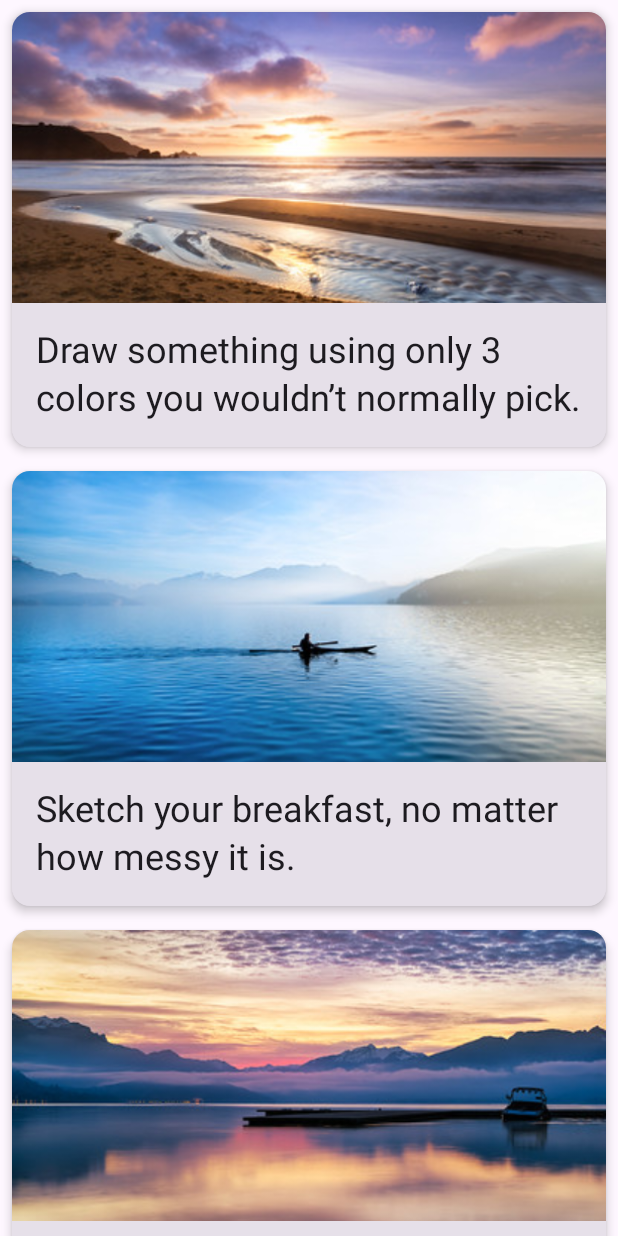
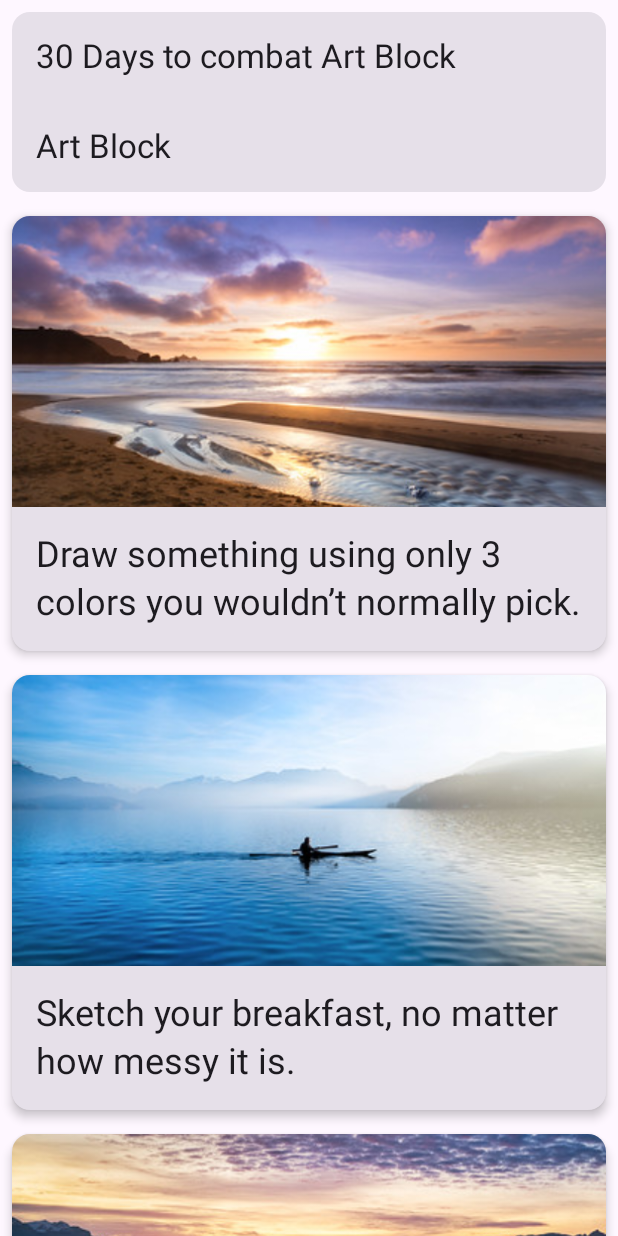
Before and after one commit to Vikyyz/30-days-app, an Android app built with Jetpack Compose: the screen it shows after launch (MainActivity), on a phone screen of 412 x 824 dp. Run offline under Robolectric (Android 15) with nearby library versions, the phone set to English and light mode, and no system bars.

Commit message:
added delete feature and header

```diff
--- a/app/src/main/java/com/example/a30daysapp/MainActivity.kt
+++ b/app/src/main/java/com/example/a30daysapp/MainActivity.kt
@@ -5,20 +5,40 @@ import androidx.activity.ComponentActivity
 import androidx.activity.compose.setContent
 import androidx.activity.enableEdgeToEdge
 import androidx.compose.foundation.Image
+import androidx.compose.foundation.layout.Arrangement
+import androidx.compose.foundation.layout.Box
 import androidx.compose.foundation.layout.Column
+import androidx.compose.foundation.layout.Row
 import androidx.compose.foundation.layout.fillMaxWidth
 import androidx.compose.foundation.layout.height
 import androidx.compose.foundation.layout.padding
 import androidx.compose.foundation.lazy.LazyColumn
+import androidx.compose.foundation.lazy.grid.GridCells
+import androidx.compose.foundation.lazy.grid.GridItemSpan
+import androidx.compose.foundation.lazy.grid.LazyVerticalGrid
+import androidx.compose.foundation.lazy.grid.items
 import androidx.compose.foundation.lazy.items
+import androidx.compose.material.icons.Icons
+import androidx.compose.material.icons.filled.Delete
 import androidx.compose.material3.Card
 import androidx.compose.material3.CardDefaults
+import androidx.compose.material3.ExperimentalMaterial3Api
+import androidx.compose.material3.Icon
 import androidx.compose.material3.MaterialTheme
 import androidx.compose.material3.Scaffold
+import androidx.compose.material3.SwipeToDismissBox
+import androidx.compose.material3.SwipeToDismissBoxValue
 import androidx.compose.material3.Text
+import androidx.compose.material3.rememberSwipeToDismissBoxState
 import androidx.compose.runtime.Composable
+import androidx.compose.runtime.getValue
+import androidx.compose.runtime.mutableStateOf
+import androidx.compose.runtime.remember
+import androidx.compose.runtime.setValue
 import androidx.compose.ui.Modifier
+import androidx.compose.ui.graphics.vector.ImageVector
 import androidx.compose.ui.layout.ContentScale
+import androidx.compose.ui.modifier.modifierLocalConsumer
 import androidx.compose.ui.res.painterResource
 import androidx.compose.ui.res.stringResource
 import androidx.compose.ui.tooling.preview.Preview
@@ -46,9 +66,44 @@ class MainActivity : ComponentActivity() {
     }
 }
 
+@OptIn(ExperimentalMaterial3Api::class)
 @Composable
 fun TipsCard(tip: Tip, modifier: Modifier = Modifier) {
+    var completed by remember { mutableStateOf(false) }
     Card(modifier = modifier.padding(8.dp), elevation = CardDefaults.cardElevation(defaultElevation = 4.dp)) {
+        val dismissState = rememberSwipeToDismissBoxState(
+            confirmValueChange = { value ->
+                if (value == SwipeToDismissBoxValue.EndToStart) {
+                    completed = true
+                    false
+                } else {
+                    true
+                }
+            }
+        )
+        SwipeToDismissBox (
+            state = dismissState,
+            enableDismissFromEndToStart = true,
+            backgroundContent = {
+                Box {
+                    Icon(
+                        imageVector = Icons.Default.Delete,
+                        contentDescription = "Delete tip"
+                    )
+                }
+            }
+        ) {
+            if (completed) {
+                Box(
+                    modifier = Modifier
+                        .fillMaxWidth()
+                        .height(194.dp)
+                        .padding(16.dp),
+                    contentAlignment = androidx.compose.ui.Alignment.Center
+                ) {
+                    Text(text = "You have completed this day's task")
+                }
+            } else {
                 Column {
                     Image(
                         painter = painterResource(tip.imageResourceId),
@@ -62,8 +117,10 @@ fun TipsCard(tip: Tip, modifier: Modifier = Modifier) {
                     Text (
                         text = stringResource(tip.stringResourceId),
                         modifier = Modifier.padding(16.dp),
-                style = MaterialTheme.typography.headlineSmall // aici trebuie sa fie h6
+                        style = MaterialTheme.typography.headlineSmall
                     )
+                }
+            }
         }
     }
 }
@@ -76,9 +133,33 @@ private fun TipsCardPreview () {
 
 @Composable
 private fun TipsList(tipsList: List<Tip>, modifier: Modifier = Modifier) {
-    LazyColumn {
+    LazyVerticalGrid(
+        columns = GridCells.Adaptive(220.dp),
+        verticalArrangement = Arrangement.SpaceAround,
+        horizontalArrangement = Arrangement.SpaceEvenly
+    ) {
+        item (span = { GridItemSpan(this.maxLineSpan) }) {
+            ArtBlockDetailsHeaderItem()
+        }
         items(tipsList) { tip ->
             TipsCard(tip)
+        }
+    }
+}
+@Composable
+fun ArtBlockDetailsHeaderItem(modifier: Modifier = Modifier) {
+    Card(modifier = Modifier.padding(8.dp)) {
+        Column {
+            Text (
+                text = "30 Days to combat Art Block",
+                style = MaterialTheme.typography.titleLarge,
+                modifier = Modifier.padding(16.dp)
+            )
+            Text(
+                text = "Art Block",
+                style = MaterialTheme.typography.titleLarge,
+                modifier = Modifier.padding(16.dp)
+            )
         }
     }
 }
```
Lines whose indentation alone changed are shown as unchanged.
